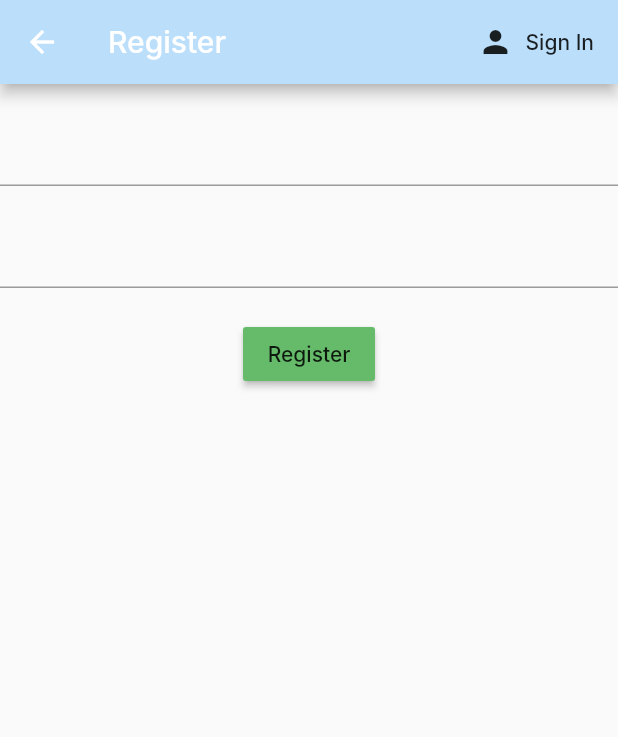
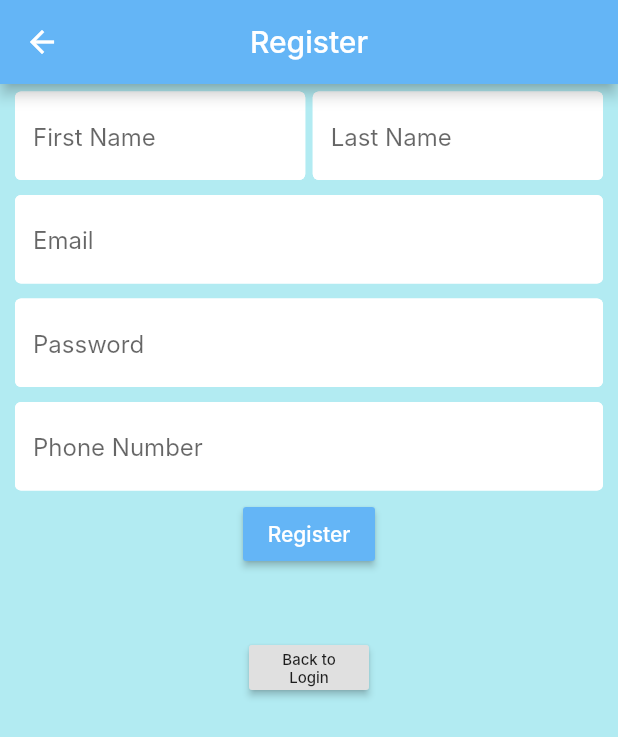
Before and after one commit to gabbykush/TeamConnect, a Flutter app: the Register screen opened directly, on a phone screen of 412 x 824 dp. Shown: the top 737 px of the screen. Run offline on Flutter 3.47's test engine with Material 2 defaults, Android fonts, the phone set to English and light mode, and no system bars; our stand-ins replace firebase_auth, keyboard_actions, shared_preferences, toggle_switch; accounts and stored records are empty; Roboto replaces fonts that are missing (Inter).

Commit message:
Added UI to Register Page

```diff
--- /dev/null
+++ b/lib/Forms/registerform.dart
@@ -0,0 +1,132 @@
+import 'package:flutter/material.dart';
+import 'package:teamconnect/pages/register.dart';
+
+import '../pages/login.dart';
+
+class RegisterForm extends StatefulWidget {
+  @override
+  _RegisterFormState createState() => _RegisterFormState();
+}
+
+class _RegisterFormState extends State<RegisterForm> {
+  bool showSignIn = true;
+  void toggleView() {
+    setState(() {
+      showSignIn = !showSignIn;
+    });
+  }
+
+  @override
+  Widget build(BuildContext context) {
+    return Form(
+        child: Column(
+      children: [
+        Padding(
+          padding: EdgeInsets.symmetric(vertical: 5, horizontal: 10),
+          child: Row(
+            children: [
+              Expanded(
+                child: TextFormField(
+                  decoration: loginDecoration("First Name"),
+                ),
+              ),
+              SizedBox(
+                width: 5,
+              ),
+              Expanded(
+                child: TextFormField(
+                  decoration: loginDecoration("Last Name"),
+                ),
+              ),
+            ],
+          ),
+        ),
+        loginPadding(TextFormField(
+          decoration: loginDecoration("Email"),
+        )),
+        loginPadding(TextFormField(
+          decoration: loginDecoration("Password"),
+        )),
+        loginPadding(TextFormField(
+          decoration: loginDecoration("Phone Number"),
+        )),
+        RaisedButton(
+          onPressed: () {},
+          color: Colors.blue[300],
+          child: Text(
+            "Register",
+            style: TextStyle(color: Colors.white),
+          ),
+        ),
+        SizedBox(
+          height: 50,
+        ),
+        Container(
+          height: 30,
+          width: 80,
+          child: RaisedButton(
+            onPressed: () {},
+            child: Text(
+              "Back to Login",
+              style: TextStyle(fontSize: 10),
+              textAlign: TextAlign.center,
+            ),
+          ),
+        )
+      ],
+    ));
+  }
+}
+
+// SizedBox(height: 20.0),
+// TextFormField(
+//     validator: (val) => val.isEmpty ? 'Enter email' : null,
+//     onChanged: (val) {
+//       setState(() {
+//         email = val;
+//       });
+//     }),
+// SizedBox(height: 20.0),
+// TextFormField(
+//   validator: (val) => val.length < 6
+//       ? 'Enter password more than 6 characters long'
+//       : null,
+//   onChanged: (val) {
+//     password = val;
+//   },
+//   obscureText: true,
+// ),
+// SizedBox(height: 20.0),
+// RaisedButton(
+//   color: Colors.green[400],
+//   child: Text('Sign In'),
+//   onPressed: () async {
+//     if (_formKey.currentState.validate()) {
+//       dynamic result = await _auth.login(email, password);
+//       if (result == null) {
+//         setState(() {
+//           error = 'Incorrect email/password';
+//         });
+//       }
+//     }
+//   },
+// ),
+// SizedBox(height: 12.0),
+// Text(error),
+
+Padding loginPadding(TextFormField textFormField) {
+  return Padding(
+    padding: EdgeInsets.symmetric(vertical: 5, horizontal: 10),
+    child: textFormField,
+  );
+}
+
+InputDecoration loginDecoration(String hintText) {
+  return InputDecoration(
+    hintText: hintText,
+    fillColor: Colors.white,
+    filled: true,
+    enabledBorder:
+        OutlineInputBorder(borderSide: BorderSide(color: Colors.white)),
+  );
+}
--- a/lib/pages/register.dart
+++ b/lib/pages/register.dart
@@ -1,10 +1,8 @@
 import 'package:flutter/material.dart';
 import 'package:teamconnect/Authentication/auth.dart';
-
-
+import 'package:teamconnect/Forms/registerform.dart';
 
 class Register extends StatefulWidget {
-
   final Function toggleView;
   Register({this.toggleView});
 
@@ -13,7 +11,6 @@ class Register extends StatefulWidget {
 }
 
 class _RegisterState extends State<Register> {
-
   final AuthService _auth = AuthService();
   final _formKey = GlobalKey<FormState>();
 
@@ -24,60 +21,14 @@ class _RegisterState extends State<Register> {
   @override
   Widget build(BuildContext context) {
     return Scaffold(
+      backgroundColor: Colors.cyan[100],
       appBar: AppBar(
-        backgroundColor: Colors.blue[100],
+        backgroundColor: Colors.blue[300],
         title: Text('Register'),
-        actions: <Widget>[
-          FlatButton.icon(
-            onPressed: () {
-              widget.toggleView();
-            },
-            icon: Icon(Icons.person),
-            label: Text('Sign In'))
-        ],
+        centerTitle: true,
       ),
       body: Container(
-        child: Form(
-          key: _formKey,
-          child: Column(
-            children: <Widget>[
-              SizedBox(height: 20.0),
-              TextFormField(
-                validator: (val) => val.isEmpty ? 'Enter email' : null,
-                onChanged: (val) {
-                setState(() {
-                  email = val;
-                });
-              }),
-              SizedBox(height: 20.0),
-              TextFormField(
-                validator: (val) => val.length < 6 ?
-                  'Enter password more than 6 characters long' : null,
-                onChanged: (val) {
-                  password = val;
-                },
-                obscureText: true,
-              ),
-              SizedBox(height: 20.0),
-              RaisedButton(
-                color: Colors.green[400],
-                child: Text('Register'),
-                onPressed: () async {
-                  if(_formKey.currentState.validate()){
-                    dynamic result = await _auth.register(email, password);
-                    if(result == null){
-                      setState(() {
-                        error = 'email is not valid';
-                      });
-                    }
-                  }
-                },
-              ),
-              SizedBox(height: 12.0),
-              Text(error),
-            ],
-          ),
-        ),
+        child: RegisterForm(),
       ),
     );
   }
```
Also changed, not shown: pubspec.lock, pubspec.yaml (line endings or trailing spaces).
